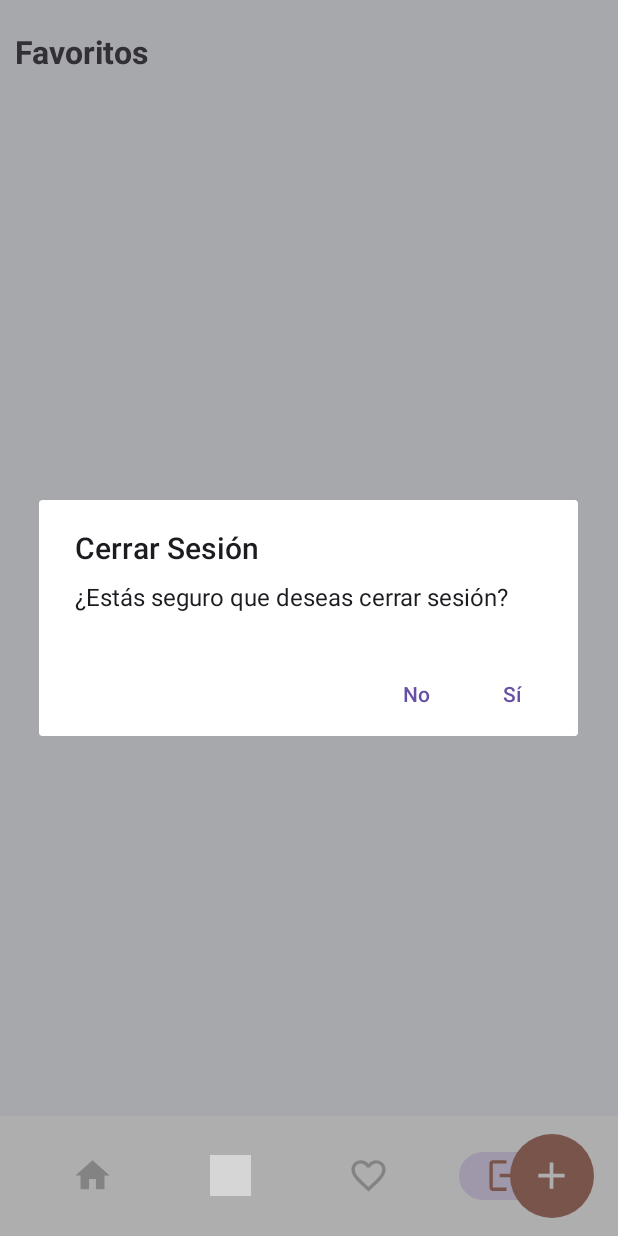
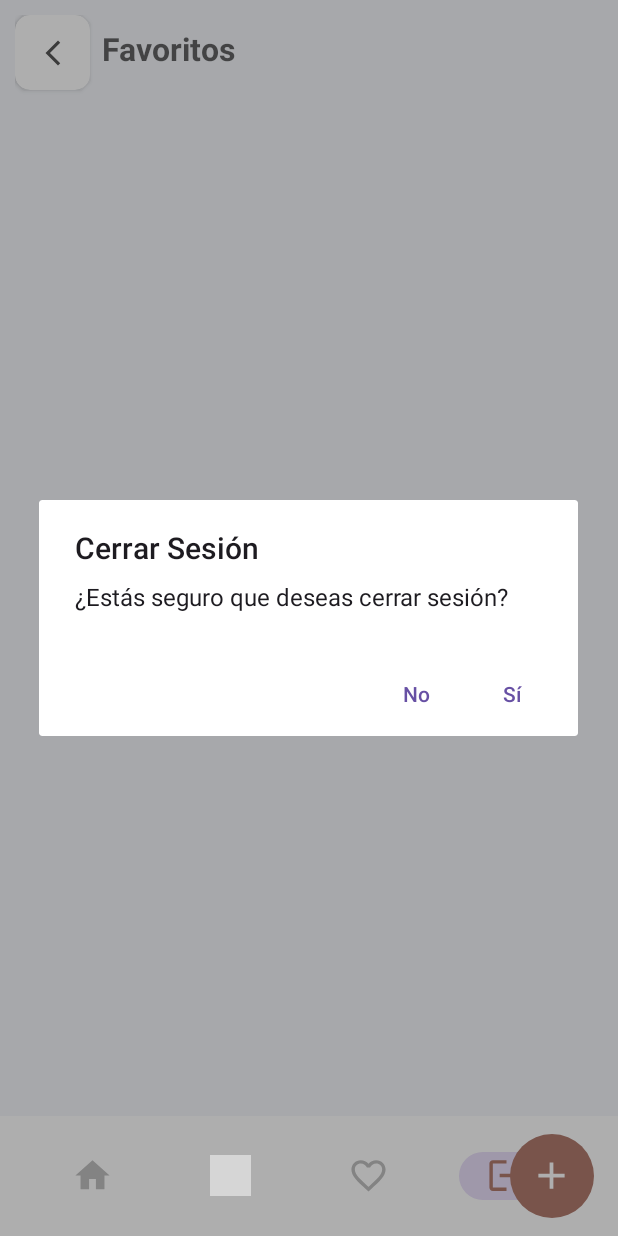
Before and after one commit to Jhieyme/Proyecto_Ecommerce, an Android app: the HomeFragment screen opened directly, with no data from a screen before it, item 4 of the bottom bar chosen, on a phone screen of 412 x 824 dp. Run offline under Robolectric (Android 15) with nearby library versions, the phone set to English and light mode, and no system bars; grey boxes are pictures that could not be loaded.

Commit message:
Nueva actualización

```diff
--- /dev/null
+++ b/app/src/main/res/drawable/ic_favorite_2.xml
@@ -0,0 +1,5 @@
+<vector android:height="13dp" android:tint="@color/orange"
+    android:viewportHeight="24" android:viewportWidth="24"
+    android:width="13dp" xmlns:android="http://schemas.android.com/apk/res/android">
+    <path android:fillColor="@android:color/white" android:pathData="M12,21.35l-1.45,-1.32C5.4,15.36 2,12.28 2,8.5 2,5.42 4.42,3 7.5,3c1.74,0 3.41,0.81 4.5,2.09C13.09,3.81 14.76,3 16.5,3 19.58,3 22,5.42 22,8.5c0,3.78 -3.4,6.86 -8.55,11.54L12,21.35z"/>
+</vector>
--- a/app/src/main/res/layout/fragment_favorites.xml
+++ b/app/src/main/res/layout/fragment_favorites.xml
@@ -1,30 +1,55 @@
 <?xml version="1.0" encoding="utf-8"?>
 <androidx.constraintlayout.widget.ConstraintLayout xmlns:android="http://schemas.android.com/apk/res/android"
     xmlns:app="http://schemas.android.com/apk/res-auto"
+    xmlns:tools="http://schemas.android.com/tools"
     android:layout_width="match_parent"
     android:layout_height="match_parent"
     android:padding="10dp">
 
-
     <TextView
         android:id="@+id/textView2"
-        android:layout_width="match_parent"
+        android:layout_width="wrap_content"
         android:layout_height="wrap_content"
-        android:layout_marginTop="10dp"
+        android:layout_marginStart="8dp"
         android:text="Favoritos"
+        android:textColor="#99000000"
         android:textSize="21dp"
         android:textStyle="bold"
-        app:layout_constraintStart_toStartOf="parent"
-        app:layout_constraintTop_toTopOf="parent" />
+        app:layout_constraintBottom_toTopOf="@+id/linearLayout8"
+        app:layout_constraintStart_toEndOf="@+id/card"
+        app:layout_constraintTop_toTopOf="parent"
+        app:layout_constraintVertical_bias="0.204" />
+
+    <androidx.cardview.widget.CardView
+        android:id="@+id/card"
+        android:layout_width="50dp"
+        android:layout_height="50dp"
+        android:layout_gravity="center"
+        android:layout_margin="25dp"
+        app:cardCornerRadius="10dp"
+        tools:ignore="MissingConstraints">
+
+        <ImageButton
+            android:id="@+id/btn_back"
+            android:layout_width="match_parent"
+            android:layout_height="match_parent"
+            android:layout_gravity="center"
+            android:backgroundTint="@android:color/transparent"
+            android:contentDescription="@null"
+            android:src="@drawable/ic_back"
+            app:layout_constraintEnd_toEndOf="parent"
+            app:layout_constraintTop_toTopOf="parent" />
+    </androidx.cardview.widget.CardView>
 
     <LinearLayout
+        android:id="@+id/linearLayout8"
         android:layout_width="match_parent"
         android:layout_height="0dp"
         android:layout_marginTop="18dp"
         app:layout_constraintBottom_toBottomOf="parent"
         app:layout_constraintEnd_toEndOf="parent"
         app:layout_constraintStart_toStartOf="parent"
-        app:layout_constraintTop_toBottomOf="@+id/textView2">
+        app:layout_constraintTop_toBottomOf="@+id/card">
 
 
         <androidx.recyclerview.widget.RecyclerView
```
Also changed, not shown: app/src/main/java/com/ecommerce/Fragments/FavoriteFragment.kt (+10 -0 lines), app/src/main/res/layout/fragment_detail.xml (+62 -85 lines), app/src/main/res/layout/fragment_home.xml (+1 -6 lines), app/src/main/res/layout/item_favorito.xml (+36 -4 lines).
